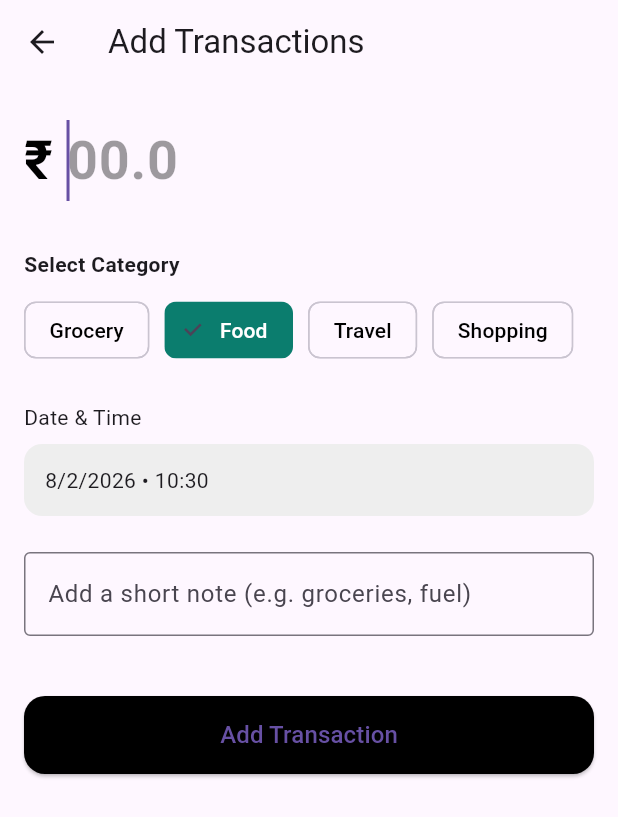
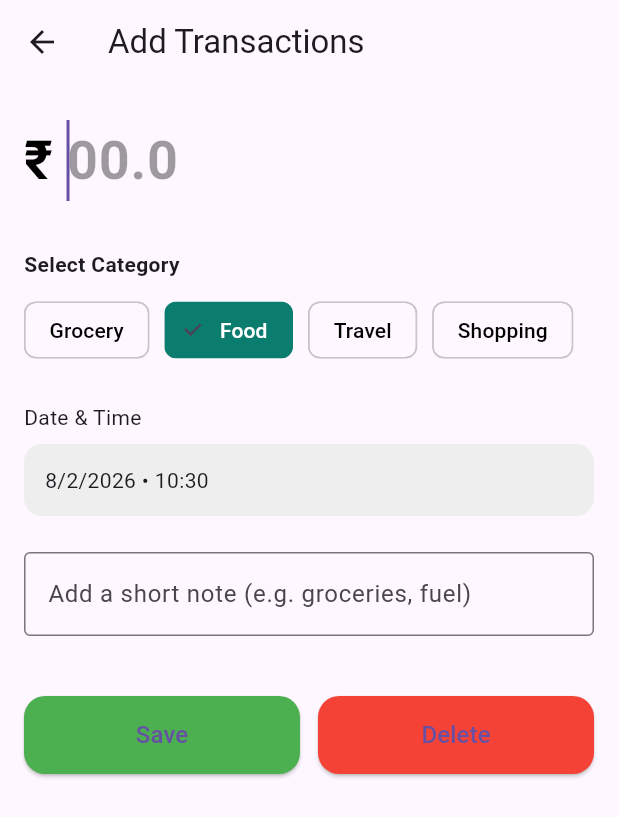
Before and after one commit to devisunofficial/Finwise, a Flutter app: the screen it shows once a user with an empty profile is signed in, item 2 of the bottom bar chosen, after a tap on the "add" icon, on a phone screen of 412 x 824 dp. Shown: the top 817 px of the screen. Run offline on Flutter 3.47's test engine with Material 3 defaults, Android fonts, the phone set to English and light mode, and no system bars; our stand-ins replace cloud_firestore, firebase_auth, firebase_core, flutter_svg; accounts and stored records are empty.

Commit message:
added deleteTransaction method.

```diff
--- a/lib/screens/add_trans.dart
+++ b/lib/screens/add_trans.dart
@@ -100,6 +100,18 @@ class _AddTransactionPageState extends State<AddTransactionPage> {
     Navigator.pop(context);
   }
 
+  Future<void> deleteTransaction() async {
+    if (widget.docId == null) {
+      ScaffoldMessenger.of(context).showSnackBar(
+        const SnackBar(content: Text("Save transaction before deleting.")),
+      );
+      return;
+    }
+
+    await _firestoreService.userTransactions(widget.uid).doc(widget.docId).delete();
+    Navigator.pop(context);
+  }
+
   @override
   Widget build(BuildContext context) {
     return Scaffold(
@@ -196,23 +208,40 @@ class _AddTransactionPageState extends State<AddTransactionPage> {
 
             const SizedBox(height: 40),
 
-            /// ✅ SAVE BUTTON
-            SizedBox(
-              width: double.infinity,
+            Row(
+              children: [
+                Expanded(
+                  child: SizedBox(
                     height: 52,
                     child: ElevatedButton(
                       onPressed: saveTransaction,
                       style: ElevatedButton.styleFrom(
-                  backgroundColor: Colors.black,
+                        backgroundColor: Colors.green,
                         shape: RoundedRectangleBorder(
                           borderRadius: BorderRadius.circular(14),
                         ),
                       ),
-                child: const Text(
-                  "Add Transaction",
-                  style: TextStyle(fontSize: 16),
+                      child: const Text("Save", style: TextStyle(fontSize: 16)),
                     ),
                   ),
+                ),
+                const SizedBox(width: 12),
+                Expanded(
+                  child: SizedBox(
+                    height: 52,
+                    child: ElevatedButton(
+                      onPressed: deleteTransaction,
+                      style: ElevatedButton.styleFrom(
+                        backgroundColor: Colors.red,
+                        shape: RoundedRectangleBorder(
+                          borderRadius: BorderRadius.circular(14),
+                        ),
+                      ),
+                      child: const Text("Delete", style: TextStyle(fontSize: 16)),
+                    ),
+                  ),
+                ),
+              ],
             ),
           ],
         ),
```
Lines whose indentation alone changed are shown as unchanged.
